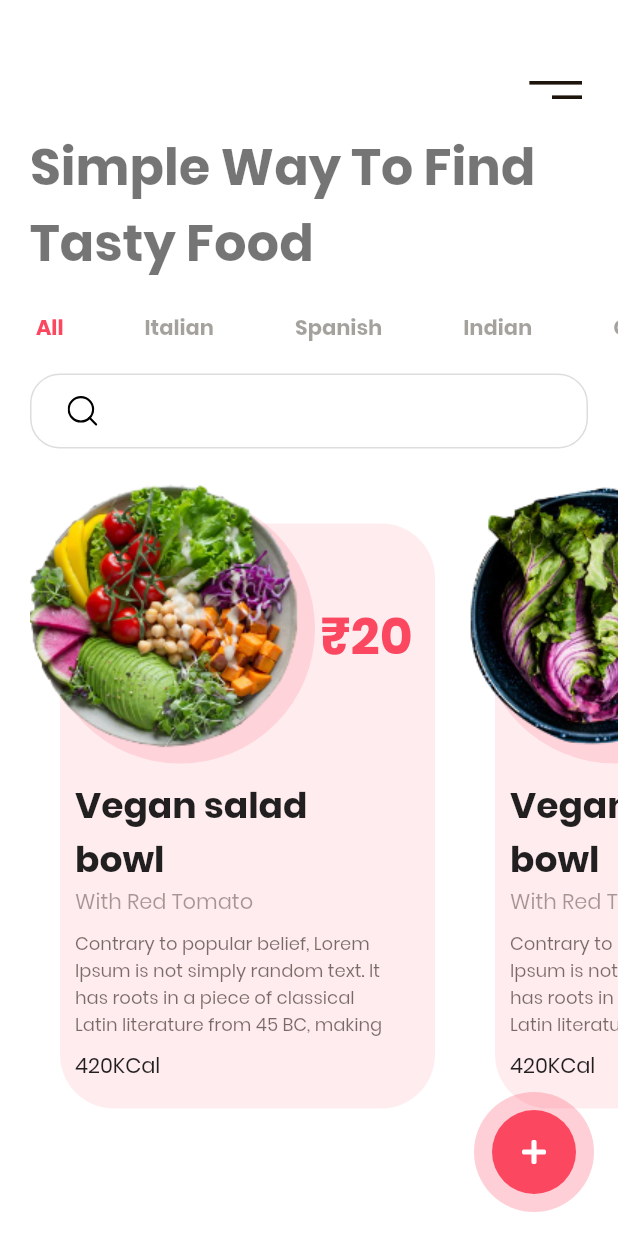
After one commit to ManoVikram/TheFoodStore, a Flutter app: the screen it shows after launch, on a phone screen of 412 x 824 dp. The commit adds this screen. Run offline on Flutter 3.47's test engine with Material 2 defaults, Android fonts, the phone set to English and light mode, and no system bars; our stand-ins replace flutter_svg.

Commit message:
Added navigation and some other changes.

```diff
--- a/lib/screens/homeScreen.dart
+++ b/lib/screens/homeScreen.dart
@@ -1,8 +1,8 @@
 import 'package:flutter/material.dart';
 import 'package:flutter_svg/flutter_svg.dart';
 
-import '../widgets/foodCard.dart';
-import '../widgets/categoryTitle.dart';
+import '../widgets/categories.dart';
+import '../widgets/foodItems.dart';
 
 import '../config/constants.dart';
 
@@ -27,7 +27,9 @@ class HomeScreen extends StatelessWidget {
           child: SvgPicture.asset("assets/icons/plus.svg"),
         ),
       ),
-      body: Column(
+      body: SingleChildScrollView(
+        physics: BouncingScrollPhysics(),
+        child: Column(
           crossAxisAlignment: CrossAxisAlignment.start,
           children: [
             Padding(
@@ -53,32 +55,7 @@ class HomeScreen extends StatelessWidget {
             SingleChildScrollView(
               physics: BouncingScrollPhysics(),
               scrollDirection: Axis.horizontal,
-            child: Row(
-              children: [
-                CategoryTitle(
-                  title: "All",
-                  active: true,
-                ),
-                CategoryTitle(
-                  title: "Italian",
-                ),
-                CategoryTitle(
-                  title: "Spanish",
-                ),
-                CategoryTitle(
-                  title: "Indian",
-                ),
-                CategoryTitle(
-                  title: "Chinese",
-                ),
-                CategoryTitle(
-                  title: "French",
-                ),
-                CategoryTitle(
-                  title: "Burgers",
-                ),
-              ],
-            ),
+              child: Categories(),
             ),
             Container(
               alignment: Alignment.centerLeft,
@@ -95,43 +72,11 @@ class HomeScreen extends StatelessWidget {
             SingleChildScrollView(
               physics: BouncingScrollPhysics(),
               scrollDirection: Axis.horizontal,
-            child: Row(
-              children: [
-                FoodCard(
-                  title: "Vegan salad bowl",
-                  image: "assets/images/image_1.png",
-                  ingerdient: "With Red Tomato",
-                  description:
-                      "Contrary to popular belief, Lorem Ipsum is not simply random text. It has roots in a piece of classical Latin literature from 45 BC, making it over 2000 years old.",
-                  calories: 420,
-                  price: 20,
-                ),
-                FoodCard(
-                  title: "Vegan salad bowl",
-                  image: "assets/images/image_2.png",
-                  ingerdient: "With Red Tomato",
-                  description:
-                      "Contrary to popular belief, Lorem Ipsum is not simply random text. It has roots in a piece of classical Latin literature from 45 BC, making it over 2000 years old.",
-                  calories: 420,
-                  price: 20,
-                ),
-                FoodCard(
-                  title: "Vegan salad bowl",
-                  image: "assets/images/image_1.png",
-                  ingerdient: "With Red Tomato",
-                  description:
-                      "Contrary to popular belief, Lorem Ipsum is not simply random text. It has roots in a piece of classical Latin literature from 45 BC, making it over 2000 years old.",
-                  calories: 420,
-                  price: 20,
-                ),
-                SizedBox(
-                  width: 20.0,
+              child: FoodItems(),
             ),
           ],
         ),
       ),
-        ],
-      ),
     );
   }
 }
--- /dev/null
+++ b/lib/widgets/categories.dart
@@ -0,0 +1,39 @@
+import 'package:flutter/material.dart';
+
+import './categoryTitle.dart';
+
+class Categories extends StatelessWidget {
+  const Categories({
+    Key key,
+  }) : super(key: key);
+
+  @override
+  Widget build(BuildContext context) {
+    return Row(
+      children: [
+        CategoryTitle(
+          title: "All",
+          active: true,
+        ),
+        CategoryTitle(
+          title: "Italian",
+        ),
+        CategoryTitle(
+          title: "Spanish",
+        ),
+        CategoryTitle(
+          title: "Indian",
+        ),
+        CategoryTitle(
+          title: "Chinese",
+        ),
+        CategoryTitle(
+          title: "French",
+        ),
+        CategoryTitle(
+          title: "Burgers",
+        ),
+      ],
+    );
+  }
+}
--- a/lib/widgets/foodCard.dart
+++ b/lib/widgets/foodCard.dart
@@ -9,6 +9,7 @@ class FoodCard extends StatelessWidget {
   final String description;
   final int calories;
   final int price;
+  final Function onPressed;
 
   const FoodCard({
     Key key,
@@ -18,11 +19,14 @@ class FoodCard extends StatelessWidget {
     this.description,
     this.calories,
     this.price,
+    this.onPressed,
   }) : super(key: key);
 
   @override
   Widget build(BuildContext context) {
-    return Container(
+    return InkWell(
+      onTap: onPressed,
+      child: Container(
         margin: EdgeInsets.only(left: 20.0),
         height: 420.0,
         width: 270.0,
@@ -114,6 +118,7 @@ class FoodCard extends StatelessWidget {
             ),
           ],
         ),
+      ),
     );
   }
 }
--- /dev/null
+++ b/lib/widgets/foodItems.dart
@@ -0,0 +1,56 @@
+import 'package:flutter/material.dart';
+
+import './foodCard.dart';
+import '../screens/detailsScreen.dart';
+
+class FoodItems extends StatelessWidget {
+  const FoodItems({
+    Key key,
+  }) : super(key: key);
+
+  @override
+  Widget build(BuildContext context) {
+    return Row(
+      children: [
+        FoodCard(
+          title: "Vegan salad bowl",
+          image: "assets/images/image_1.png",
+          ingerdient: "With Red Tomato",
+          description:
+              "Contrary to popular belief, Lorem Ipsum is not simply random text. It has roots in a piece of classical Latin literature from 45 BC, making it over 2000 years old.",
+          calories: 420,
+          price: 20,
+          onPressed: () {
+            Navigator.push(
+              context,
+              MaterialPageRoute(
+                builder: (_) => DetailsScreen(),
+              ),
+            );
+          },
+        ),
+        FoodCard(
+          title: "Vegan salad bowl",
+          image: "assets/images/image_2.png",
+          ingerdient: "With Red Tomato",
+          description:
+              "Contrary to popular belief, Lorem Ipsum is not simply random text. It has roots in a piece of classical Latin literature from 45 BC, making it over 2000 years old.",
+          calories: 420,
+          price: 20,
+        ),
+        FoodCard(
+          title: "Vegan salad bowl",
+          image: "assets/images/image_1.png",
+          ingerdient: "With Red Tomato",
+          description:
+              "Contrary to popular belief, Lorem Ipsum is not simply random text. It has roots in a piece of classical Latin literature from 45 BC, making it over 2000 years old.",
+          calories: 420,
+          price: 20,
+        ),
+        SizedBox(
+          width: 20.0,
+        ),
+      ],
+    );
+  }
+}
```
Also changed, not shown: lib/screens/detailsScreen.dart (added, +10 -0 lines). Lines whose indentation alone changed are shown as unchanged.
